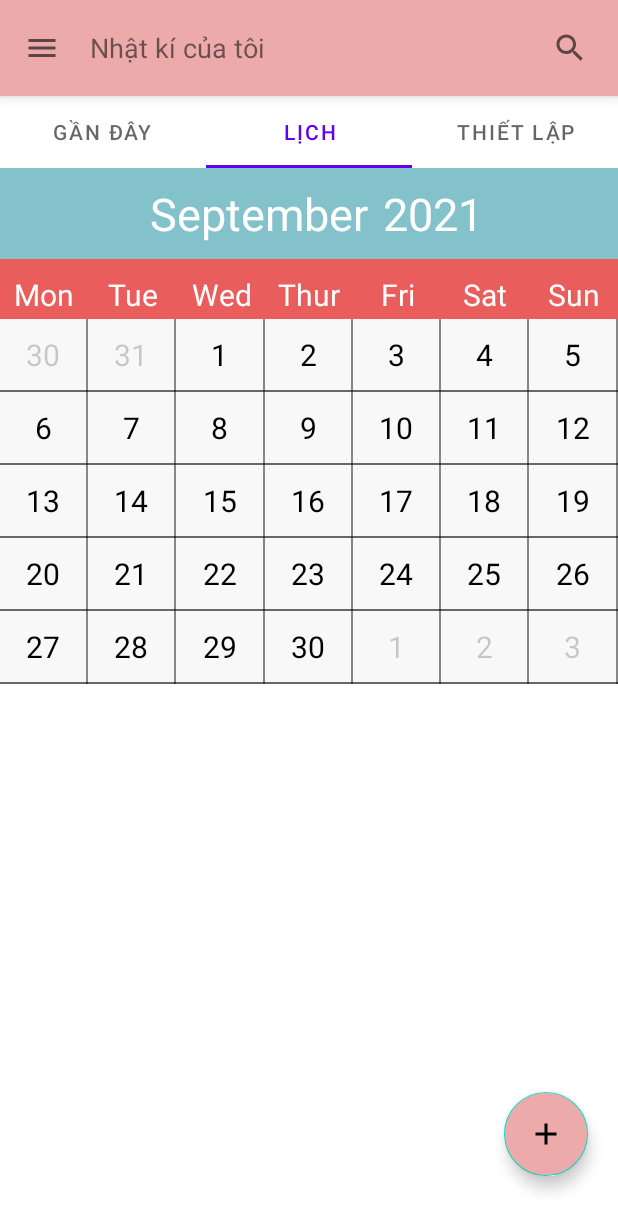
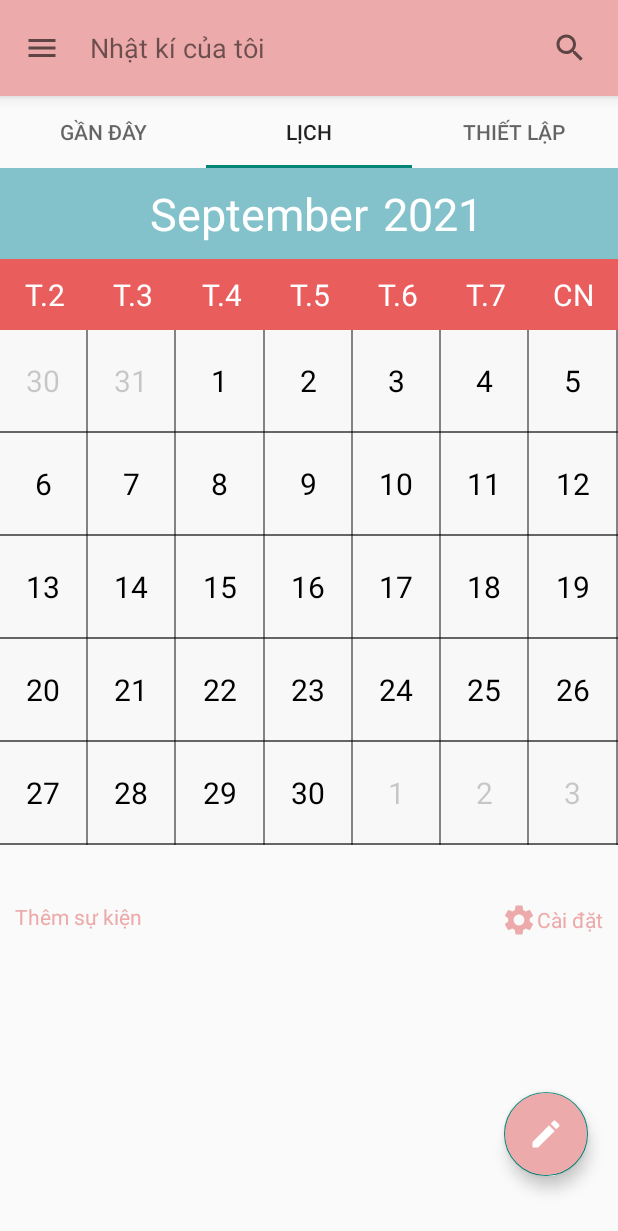
Before and after one commit to Doannam2000/DailyLife, an Android app: the MainActivity screen opened directly, with no data from a screen before it, tab 2 chosen, on a phone screen of 412 x 824 dp. Shown: the top 1231 px of the screen. Run offline under Robolectric (Android 15) with nearby library versions, the phone set to English and light mode, and no system bars.

Commit message:
update giao dien

```diff
--- a/app/src/main/java/dd/wan/dailylife/MainActivity.kt
+++ b/app/src/main/java/dd/wan/dailylife/MainActivity.kt
@@ -17,6 +17,7 @@
     override fun onCreate(savedInstanceState: Bundle?) {
         super.onCreate(savedInstanceState)
         setContentView(R.layout.activity_main)
+        supportActionBar?.hide()
         navMenu.setOnClickListener {
             drawerLayout.openDrawer(GravityCompat.START)
         }
--- a/app/src/main/java/dd/wan/dailylife/PassActivity.kt
+++ b/app/src/main/java/dd/wan/dailylife/PassActivity.kt
@@ -18,6 +18,7 @@
     override fun onCreate(savedInstanceState: Bundle?) {
         super.onCreate(savedInstanceState)
         setContentView(R.layout.activity_pass)
+        supportActionBar?.hide()
         sharedPreferences = getSharedPreferences("SHARE_PREFERENCES", Context.MODE_PRIVATE)
         pin = sharedPreferences.getInt("pin", 0)
 
--- /dev/null
+++ b/app/src/main/res/drawable/ic_baseline_edit_24.xml
@@ -0,0 +1,5 @@
+<vector android:height="24dp" android:tint="#FFFFFF"
+    android:viewportHeight="24" android:viewportWidth="24"
+    android:width="24dp" xmlns:android="http://schemas.android.com/apk/res/android">
+    <path android:fillColor="@android:color/white" android:pathData="M3,17.25V21h3.75L17.81,9.94l-3.75,-3.75L3,17.25zM20.71,7.04c0.39,-0.39 0.39,-1.02 0,-1.41l-2.34,-2.34c-0.39,-0.39 -1.02,-0.39 -1.41,0l-1.83,1.83 3.75,3.75 1.83,-1.83z"/>
+</vector>
--- /dev/null
+++ b/app/src/main/res/drawable/ic_baseline_settings_24.xml
@@ -0,0 +1,5 @@
+<vector android:height="24dp" android:tint="#ECAAAA"
+    android:viewportHeight="24" android:viewportWidth="24"
+    android:width="24dp" xmlns:android="http://schemas.android.com/apk/res/android">
+    <path android:fillColor="@android:color/white" android:pathData="M19.14,12.94c0.04,-0.3 0.06,-0.61 0.06,-0.94c0,-0.32 -0.02,-0.64 -0.07,-0.94l2.03,-1.58c0.18,-0.14 0.23,-0.41 0.12,-0.61l-1.92,-3.32c-0.12,-0.22 -0.37,-0.29 -0.59,-0.22l-2.39,0.96c-0.5,-0.38 -1.03,-0.7 -1.62,-0.94L14.4,2.81c-0.04,-0.24 -0.24,-0.41 -0.48,-0.41h-3.84c-0.24,0 -0.43,0.17 -0.47,0.41L9.25,5.35C8.66,5.59 8.12,5.92 7.63,6.29L5.24,5.33c-0.22,-0.08 -0.47,0 -0.59,0.22L2.74,8.87C2.62,9.08 2.66,9.34 2.86,9.48l2.03,1.58C4.84,11.36 4.8,11.69 4.8,12s0.02,0.64 0.07,0.94l-2.03,1.58c-0.18,0.14 -0.23,0.41 -0.12,0.61l1.92,3.32c0.12,0.22 0.37,0.29 0.59,0.22l2.39,-0.96c0.5,0.38 1.03,0.7 1.62,0.94l0.36,2.54c0.05,0.24 0.24,0.41 0.48,0.41h3.84c0.24,0 0.44,-0.17 0.47,-0.41l0.36,-2.54c0.59,-0.24 1.13,-0.56 1.62,-0.94l2.39,0.96c0.22,0.08 0.47,0 0.59,-0.22l1.92,-3.32c0.12,-0.22 0.07,-0.47 -0.12,-0.61L19.14,12.94zM12,15.6c-1.98,0 -3.6,-1.62 -3.6,-3.6s1.62,-3.6 3.6,-3.6s3.6,1.62 3.6,3.6S13.98,15.6 12,15.6z"/>
+</vector>
--- a/app/src/main/res/layout/activity_main.xml
+++ b/app/src/main/res/layout/activity_main.xml
@@ -50,7 +50,7 @@
             android:layout_marginRight="20dp"
             android:layout_marginBottom="40dp"
             android:backgroundTint="@color/pink"
-            android:src="@drawable/ic_baseline_add_24"
+            android:src="@drawable/ic_baseline_edit_24"
             app:layout_constraintBottom_toBottomOf="parent"
             app:layout_constraintEnd_toEndOf="parent" />
     </androidx.constraintlayout.widget.ConstraintLayout>
--- a/app/src/main/res/layout/custom_item.xml
+++ b/app/src/main/res/layout/custom_item.xml
@@ -10,7 +10,8 @@
         android:id="@+id/tv_day"
         android:text="1"
         android:textSize="20sp"
-        android:padding="10dp"
+        android:paddingHorizontal="10dp"
+        android:paddingVertical="20dp"
         android:layout_width="wrap_content"
         android:alpha="0.2"
         android:textColor="@color/black"
--- a/app/src/main/res/layout/fragment_calendar2.xml
+++ b/app/src/main/res/layout/fragment_calendar2.xml
@@ -1,16 +1,27 @@
 <?xml version="1.0" encoding="utf-8"?>
-<LinearLayout xmlns:android="http://schemas.android.com/apk/res/android"
+<androidx.constraintlayout.widget.ConstraintLayout xmlns:android="http://schemas.android.com/apk/res/android"
+    xmlns:app="http://schemas.android.com/apk/res-auto"
     xmlns:tools="http://schemas.android.com/tools"
     android:layout_width="match_parent"
     android:layout_height="match_parent"
     android:orientation="vertical"
     tools:context=".fragment.CalendarFrag">
 
+    <androidx.constraintlayout.widget.Guideline
+        android:id="@+id/guideline2"
+        android:layout_width="wrap_content"
+        android:layout_height="wrap_content"
+        android:orientation="horizontal"
+        app:layout_constraintGuide_percent="0.68" />
     <LinearLayout
+        android:id="@+id/linearLayout2"
         android:layout_width="match_parent"
         android:layout_height="wrap_content"
         android:background="#83C2CA"
-        android:gravity="center">
+        android:gravity="center"
+        app:layout_constraintEnd_toEndOf="parent"
+        app:layout_constraintStart_toStartOf="parent"
+        app:layout_constraintTop_toTopOf="parent">
 
         <TextView
             android:id="@+id/tv_month"
@@ -34,12 +45,56 @@
     <androidx.recyclerview.widget.RecyclerView
         android:id="@+id/dayOfWeek"
         android:layout_width="match_parent"
-        android:layout_height="40dp" />
+        android:layout_height="wrap_content"
+        app:layout_constraintTop_toBottomOf="@+id/linearLayout2" />
 
     <androidx.viewpager2.widget.ViewPager2
         android:id="@+id/viewPager"
         android:name="dd.wan.viewpager.CalendarFragment"
         android:layout_width="match_parent"
-        android:layout_height="wrap_content" />
+        android:layout_height="0dp"
+        app:layout_constraintBottom_toTopOf="@+id/guideline2"
+        app:layout_constraintTop_toBottomOf="@+id/dayOfWeek" />
 
-</LinearLayout>
+    <androidx.constraintlayout.widget.ConstraintLayout
+        android:id="@+id/constraintLayout"
+        android:layout_width="match_parent"
+        android:layout_height="0dp"
+        app:layout_constraintBottom_toBottomOf="parent"
+        app:layout_constraintTop_toTopOf="@+id/guideline2">
+
+        <TextView
+            android:layout_width="wrap_content"
+            android:layout_height="wrap_content"
+            android:paddingHorizontal="10dp"
+            android:paddingVertical="5dp"
+            android:text="Thêm sự kiện"
+            android:textColor="@color/pink"
+            app:layout_constraintStart_toStartOf="parent"
+            app:layout_constraintTop_toTopOf="parent" />
+
+        <LinearLayout
+            android:id="@+id/setting"
+            android:layout_width="wrap_content"
+            android:layout_height="wrap_content"
+            android:gravity="center"
+            android:paddingHorizontal="10dp"
+            android:paddingVertical="5dp"
+            app:layout_constraintEnd_toEndOf="parent"
+            app:layout_constraintTop_toTopOf="parent">
+
+            <ImageButton
+                android:layout_width="wrap_content"
+                android:layout_height="wrap_content"
+                android:background="@android:color/transparent"
+                android:src="@drawable/ic_baseline_settings_24" />
+
+            <TextView
+                android:layout_width="wrap_content"
+                android:layout_height="wrap_content"
+                android:text="Cài đặt"
+                android:textColor="@color/pink" />
+        </LinearLayout>
+
+    </androidx.constraintlayout.widget.ConstraintLayout>
+</androidx.constraintlayout.widget.ConstraintLayout>
--- a/app/src/main/res/values/themes.xml
+++ b/app/src/main/res/values/themes.xml
@@ -1,6 +1,6 @@
 <resources xmlns:tools="http://schemas.android.com/tools">
     <!-- Base application theme. -->
-    <style name="Theme.ViewPager" parent="Theme.MaterialComponents.DayNight.NoActionBar">
+    <style name="Theme.ViewPager" parent="Theme.MaterialComponents.DayNight.Bridge">
         <!-- Primary brand color. -->
         <item name="colorPrimary">@color/purple_500</item>
         <item name="colorPrimaryVariant">@color/purple_700</item>
```
Also changed, not shown: app/src/main/java/dd/wan/dailylife/fragment/CalendarFrag.kt (+42 -42 lines).
